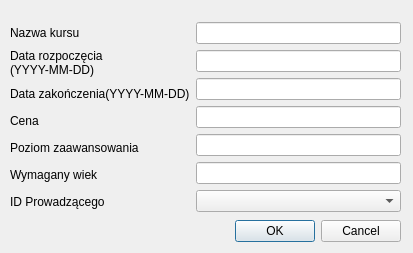
aleksanderkalenbach/IO_2020_2021_ASP, file sqlmodifykurs.ui: the form before one commit.
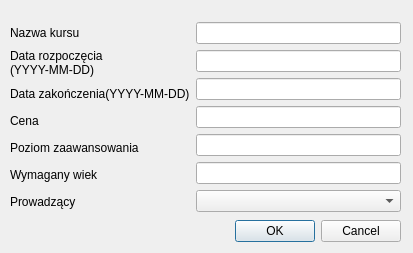
The form after the commit.

The edit to the form file:
```diff
--- a/sqlmodifykurs.ui
+++ b/sqlmodifykurs.ui
@@ -84,7 +84,7 @@
           <item>
            <widget class="QLabel" name="label_6">
             <property name="text">
-             <string>ID Prowadzącego</string>
+             <string>Prowadzący</string>
             </property>
            </widget>
           </item>
```
